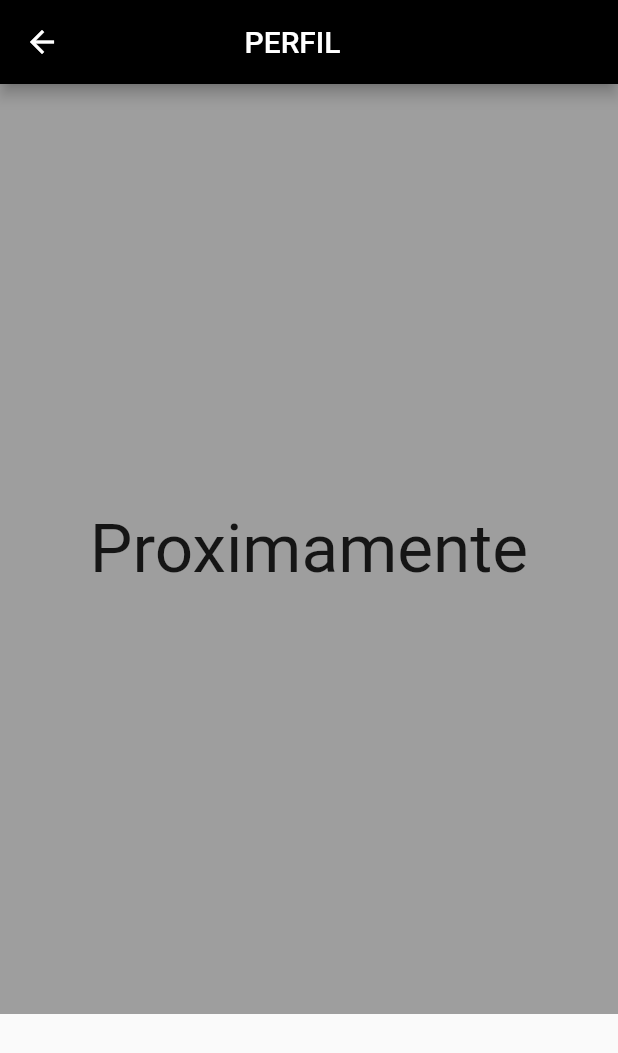
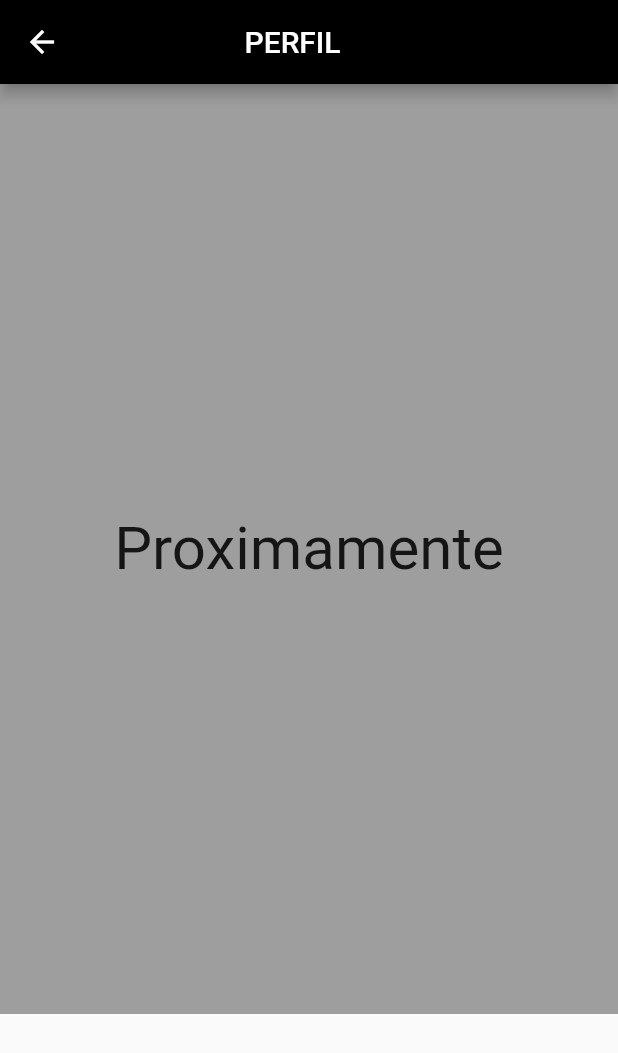
Before and after one commit to Nil-Medina/flutter_banca_movil, a Flutter app: the PagePerfil screen opened directly, on a phone screen of 412 x 824 dp. Shown: the top 1053 px of the screen. Run offline on Flutter 3.47's test engine with Material 2 defaults, Android fonts, the phone set to English and light mode, and no system bars.

Commit message:
version1

```diff
--- a/lib/componentes/perfil.dart
+++ b/lib/componentes/perfil.dart
@@ -38,7 +38,7 @@ class PagePerfil extends StatelessWidget {
               child: const Center(
                 child: Text(
                   "Proximamente",
-                  style: TextStyle(fontSize: 45),
+                  style: TextStyle(fontSize: 40),
                 ),
               ),
             ),
```
